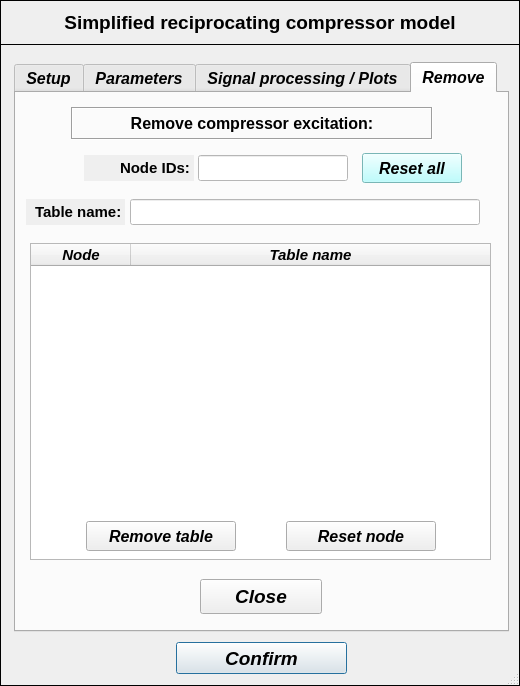
Old version of the form data/user_input/ui/Model/Setup/Acoustic/compressorModelInput.ui in the repository open-pulse/OpenPulse.
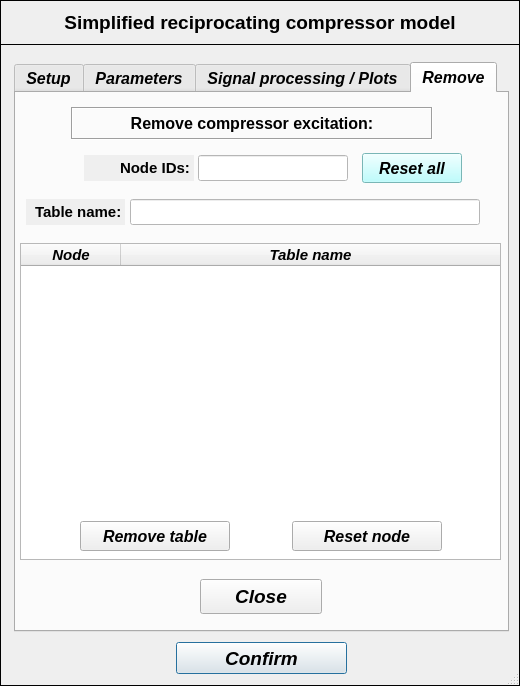
New version of the form. The open tabs and pages were chosen to show the change.

Diff of the .ui file:
```diff
--- a/data/user_input/ui/Model/Setup/Acoustic/compressorModelInput.ui
+++ b/data/user_input/ui/Model/Setup/Acoustic/compressorModelInput.ui
@@ -4034,7 +4034,7 @@
      <widget class="QPushButton" name="pushButton_remove_table">
       <property name="geometry">
        <rect>
-        <x>70</x>
+        <x>64</x>
         <y>428</y>
         <width>150</width>
         <height>30</height>
@@ -4068,9 +4068,9 @@
      <widget class="QTreeWidget" name="treeWidget_compressor_excitation">
       <property name="geometry">
        <rect>
-        <x>14</x>
+        <x>4</x>
         <y>150</y>
-        <width>461</width>
+        <width>481</width>
         <height>317</height>
        </rect>
       </property>
@@ -4565,7 +4565,7 @@
      <widget class="QPushButton" name="pushButton_reset_node">
       <property name="geometry">
        <rect>
-        <x>270</x>
+        <x>276</x>
         <y>428</y>
         <width>150</width>
         <height>30</height>
```
